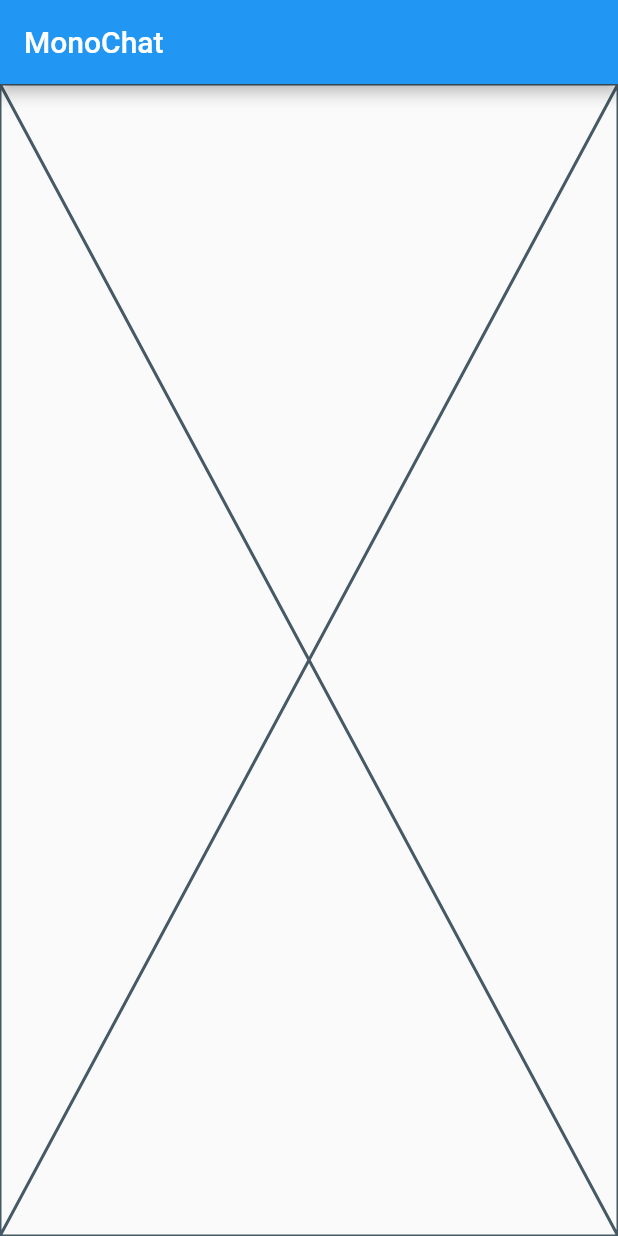
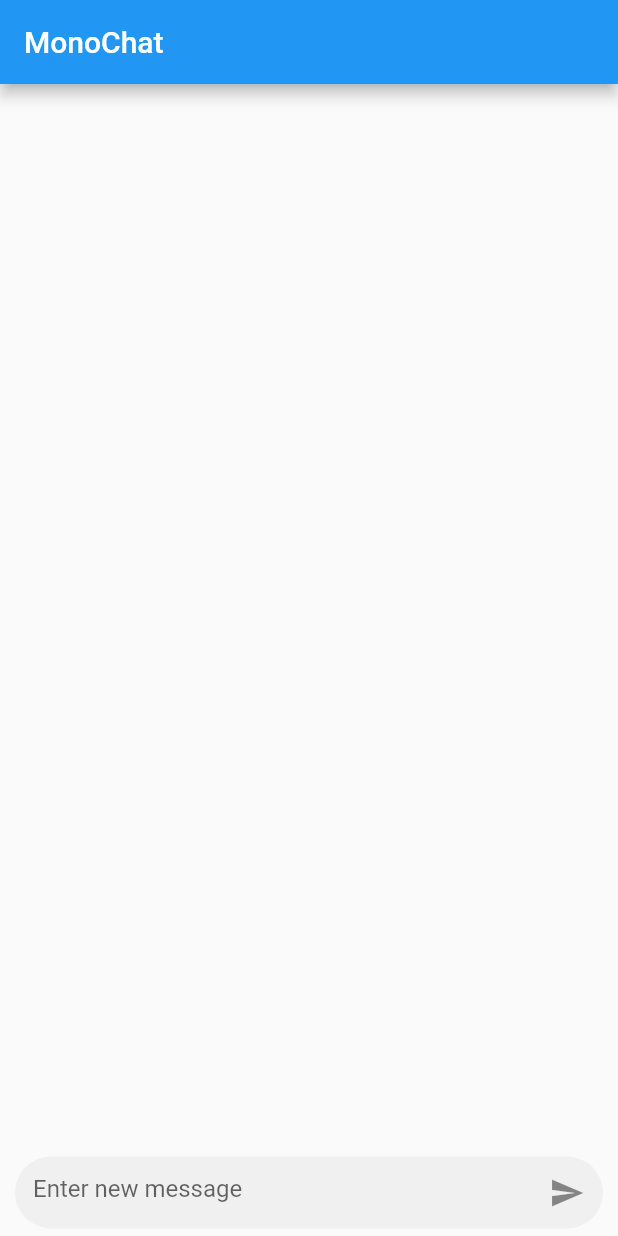
Before and after one commit to Mayank-9018/MonoChat, a Flutter app: the screen it shows after launch, on a phone screen of 412 x 824 dp. Run offline on Flutter 3.47's test engine with Material 2 defaults, Android fonts, the phone set to English and light mode, and no system bars; our stand-ins replace cloud_firestore, firebase_core; accounts and stored records are empty.

Commit message:
Add a message input box at the bottom

```diff
--- a/lib/components/message_list.dart
+++ b/lib/components/message_list.dart
@@ -8,13 +8,58 @@ class MessageList extends StatefulWidget {
 }
 
 class _MessageListState extends State<MessageList> {
+  final TextEditingController _messageController = TextEditingController();
+
+  @override
+  void dispose() {
+    _messageController.dispose();
+    super.dispose();
+  }
+
   @override
   Widget build(BuildContext context) {
     return Scaffold(
       appBar: AppBar(
         title: const Text('MonoChat'),
       ),
-      body: const Placeholder(),
+      bottomSheet: Padding(
+        padding: const EdgeInsets.symmetric(horizontal: 10, vertical: 5),
+        child: TextField(
+          textAlignVertical: TextAlignVertical.top,
+          minLines: 1,
+          maxLines: 6,
+          keyboardType: TextInputType.text,
+          controller: _messageController,
+          onSubmitted: (input) {
+            // TODO: Add Message DAO 1
+            _sendMessage();
+          },
+          decoration: InputDecoration(
+              suffixIcon: InkWell(
+                borderRadius: const BorderRadius.all(Radius.circular(25.0)),
+                child: const Icon(Icons.send),
+                onTap: () {},
+              ),
+              border: const UnderlineInputBorder(
+                  borderSide: BorderSide.none,
+                  borderRadius: BorderRadius.all(Radius.circular(25.0))),
+              filled: true,
+              hintText: 'Enter new message'),
+        ),
+      ),
+      body: Column(
+        children: [
+          _getMessageList(),
+        ],
+      ),
     );
   }
+
+  bool _canSendMessage() => _messageController.text.isNotEmpty;
+
+  void _sendMessage() {}
+
+  Widget _getMessageList() {
+    return const SizedBox.shrink();
+  }
 }
```
